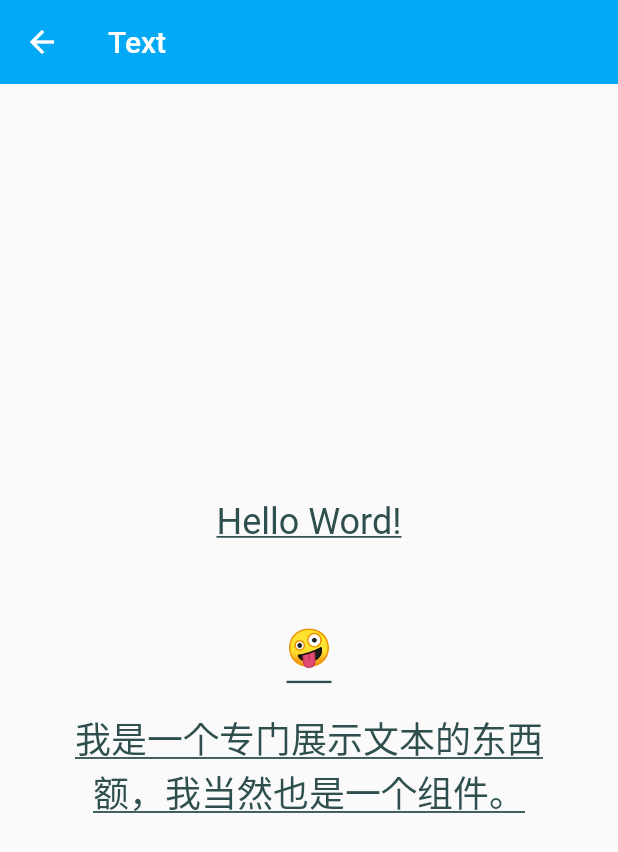
After one commit to ReverseScale/FlutterDemo, a Flutter app: the screen it shows after launch, after a tap on "Text", on a phone screen of 412 x 824 dp. The commit adds this screen. Shown: the top 852 px of the screen. Run offline on Flutter 3.47's test engine with Material 2 defaults, Android fonts, the phone set to English and light mode, and no system bars; our stand-ins replace dio, fluro, rxdart, shared_preferences, sqflite; missing offline and left inert: extended_tabs, flutter_calendar; accounts and stored records are empty; network calls fail.

Commit message:
🏗:Making architectural changes.

```diff
--- a/hello_flutter_app/lib/BasisApp/root.dart
+++ b/hello_flutter_app/lib/BasisApp/root.dart
@@ -20,7 +20,7 @@ class BasisApp extends StatelessWidget {
             //     title: Text('Flutter'),
             // ),
             appBar: AppBar(title: Text('Flutter Navigation')),
-            body: CardLayout()));
+            body: SlideMenu()));
   }
 }
 
@@ -391,7 +391,7 @@ class SlideMenu extends StatelessWidget {
               trailing: Icon(Icons.settings),
               onTap: () {
                 Navigator.of(context).pop();
-                Navigator.of(context).push(new MaterialPageRoute(
+                Navigator.of(context).push(MaterialPageRoute(
                     builder: (BuildContext context) => SettingsPage()));
               },
             ),
--- /dev/null
+++ b/hello_flutter_app/lib/Weigets/text_page.dart
@@ -0,0 +1,33 @@
+import 'package:flutter/material.dart';
+
+class TextPage extends StatelessWidget {
+  @override
+  Widget build(BuildContext context) {
+    return Scaffold(
+      appBar: AppBar(
+        title: Text(
+          'Text',
+          style: TextStyle(color: Colors.white),
+        ),
+        elevation: 0.0,
+        iconTheme: IconThemeData(
+          color: Colors.white,
+        ),
+      ),
+      body: Center(
+        child: Text(
+          'Hello Word! \n\n\n🤪\n\n我是一个专门展示文本的东西\n额，我当然也是一个组件。',
+          textAlign: TextAlign.center,
+          maxLines: 10,
+          overflow: TextOverflow.ellipsis,
+          style: TextStyle(
+            fontSize: 24.0,
+            color: Color.fromRGBO(47, 79, 79, 1),
+            decoration: TextDecoration.underline,
+            decorationStyle: TextDecorationStyle.solid,
+          ),
+        ),
+      ),
+    );
+  }
+}
--- a/hello_flutter_app/lib/root_home.dart
+++ b/hello_flutter_app/lib/root_home.dart
@@ -25,7 +25,7 @@ class BottomBar extends StatefulWidget {
 class _BottomBarState extends State<BottomBar> {
   int _index = 0;
   Color _bottomNavigationColor = Colors.blue;
-  final List<Widget> _childrenList = [Pagetwo(), Pagethree()];
+  final List<Widget> _childrenList = [WeigetPage(), Pagethree()];
   @override
   Widget build(BuildContext context) {
     return Scaffold(
--- a/hello_flutter_app/lib/weiget_page.dart
+++ b/hello_flutter_app/lib/weiget_page.dart
@@ -1,7 +1,12 @@
 import 'package:flutter/material.dart';
 import 'package:flutter/cupertino.dart';
 
-class Pagetwo extends StatelessWidget {
+import 'Weigets/text_page.dart';
+import 'Weigets/list_page.dart';
+import 'Weigets/image_page.dart';
+import 'Weigets/color_page.dart';
+
+class WeigetPage extends StatelessWidget {
   @override
   Widget build(BuildContext context) {
     return Scaffold(
@@ -22,25 +27,29 @@ class Pagetwo extends StatelessWidget {
               childAspectRatio: 1.0,
             ),
             children: <Widget>[
-            weigetCard(Icon(Icons.navigation), "Navigation"),
-            weigetCard(Icon(Icons.tab), "Tabbar"),
-            weigetCard(Icon(Icons.chat), "Chat"),
-            weigetCard(Icon(Icons.search), "Search"),
-            weigetCard(Icon(Icons.data_usage), "Data base"),
-            weigetCard(Icon(Icons.vibration), "Animation"),
-            weigetCard(Icon(Icons.filter_b_and_w), "AD"),
-            weigetCard(Icon(Icons.border_style), "Bethel"),
-            weigetCard(Icon(Icons.flip), "Fuzzy"),
-            weigetCard(Icon(Icons.toc), "Drawer"),
-            weigetCard(Icon(Icons.phonelink_setup), "Push"),
+              weigetCard(Icon(Icons.text_fields), "Text", context),
+              weigetCard(Icon(Icons.format_list_bulleted), "List", context),
+              weigetCard(Icon(Icons.image), "Image", context),
+              weigetCard(Icon(Icons.color_lens), "Colors", context),
+              weigetCard(Icon(Icons.navigation), "Navigation", context),
+              weigetCard(Icon(Icons.tab), "Tabbar", context),
+              weigetCard(Icon(Icons.chat), "Chat", context),
+              weigetCard(Icon(Icons.search), "Search", context),
+              weigetCard(Icon(Icons.data_usage), "Data base", context),
+              weigetCard(Icon(Icons.vibration), "Animation", context),
+              weigetCard(Icon(Icons.filter_b_and_w), "AD", context),
+              weigetCard(Icon(Icons.border_style), "Bethel", context),
+              weigetCard(Icon(Icons.flip), "Fuzzy", context),
+              weigetCard(Icon(Icons.toc), "Drawer", context),
+              weigetCard(Icon(Icons.phonelink_setup), "Push", context),
             ],
           ),
-      )
-    );
+        ));
   }
 
-  Widget weigetCard(Icon icon, String title) =>
-    Container(
+  Widget weigetCard(Icon icon, String title, BuildContext context) =>
+      GestureDetector(
+        child: Container(
           color: Colors.white,
           child: Center(
             child: Column(
@@ -54,5 +63,32 @@ class Pagetwo extends StatelessWidget {
               ],
             ),
           ),
+        ),
+        onTap: () {
+          print(title);
+          switch (title) {
+            case "Text":
+              Navigator.of(context).push(MaterialPageRoute(
+                  builder: (BuildContext context) => TextPage()));
+              break;
+
+            case "List":
+              Navigator.of(context).push(MaterialPageRoute(
+                  builder: (BuildContext context) => ListPage()));
+              break;
+
+            case "Image":
+              Navigator.of(context).push(MaterialPageRoute(
+                  builder: (BuildContext context) => ImagePage()));
+              break;
+
+            case "Colors":
+              Navigator.of(context).push(MaterialPageRoute(
+                  builder: (BuildContext context) => ColorsPage()));
+              break;
+
+            default:
+          }
+        },
       );
 }
```
Also changed, not shown: hello_flutter_app/lib/Weigets/color_page.dart (added, +47 -0 lines), hello_flutter_app/lib/Weigets/image_page.dart (added, +33 -0 lines), hello_flutter_app/lib/Weigets/list_page.dart (added, +183 -0 lines). Lines whose indentation alone changed are shown as unchanged.
